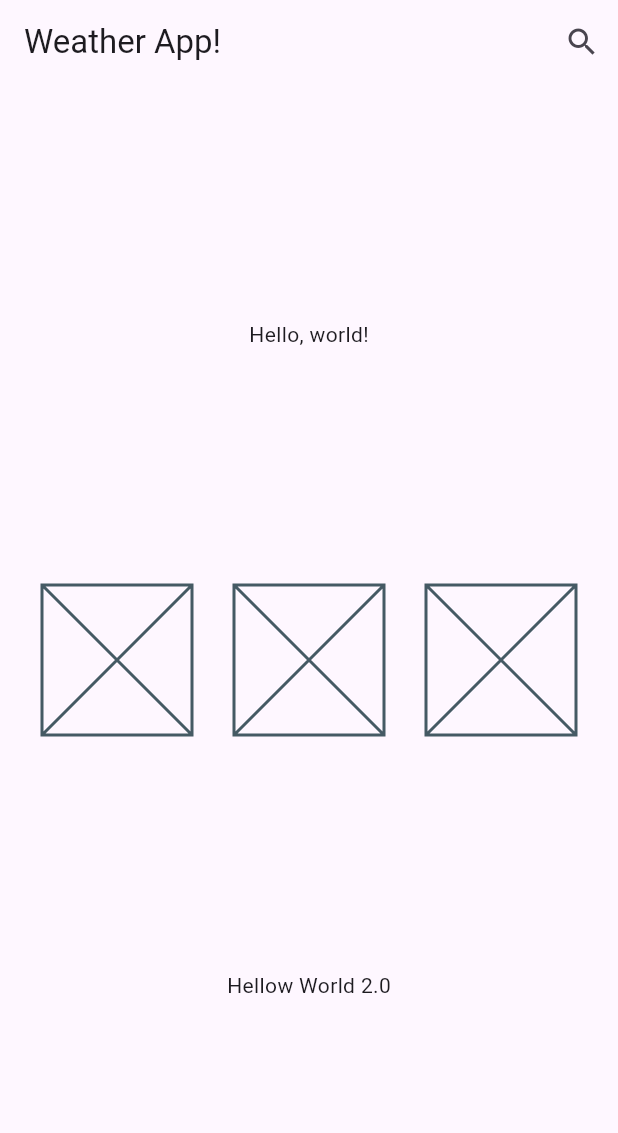
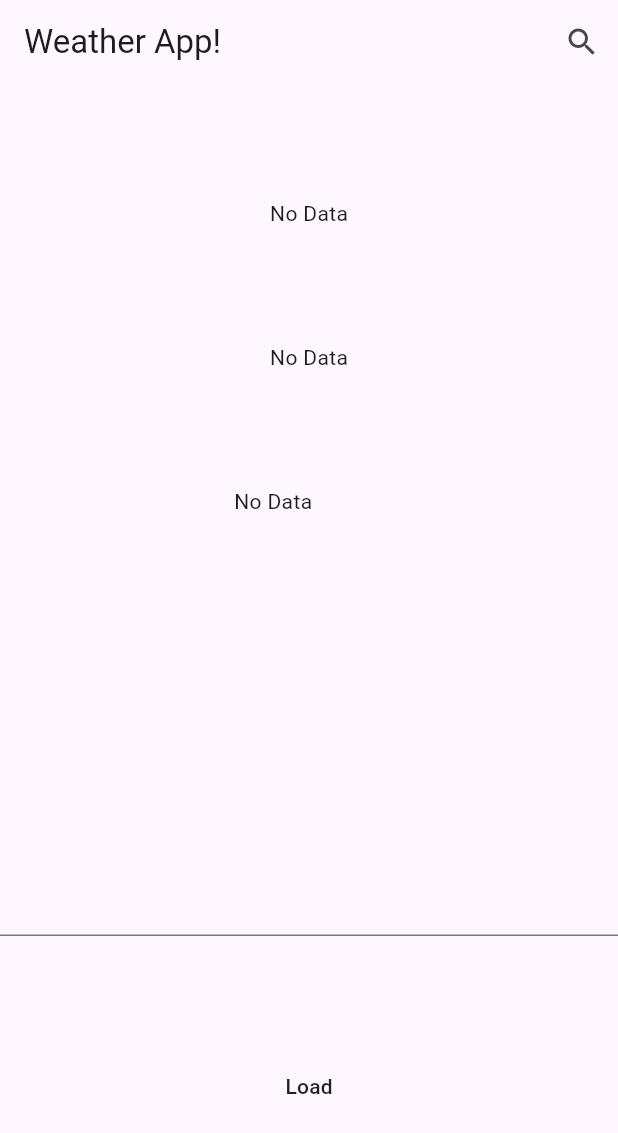
Before and after one commit to alexolsen13/WeatherApp, a Flutter app: the screen it shows after launch, on a phone screen of 412 x 824 dp. Shown: the top 1133 px of the screen. Run offline on Flutter 3.47's test engine with Material 3 defaults, Android fonts, the phone set to English and light mode, and no system bars; our stand-ins replace bloc, equatable, flutter_bloc.

```diff
--- a/lib/src/feauters/app/weather_app.dart
+++ b/lib/src/feauters/app/weather_app.dart
@@ -1,5 +1,8 @@
 import 'package:flutter/material.dart';
+import 'package:flutter_bloc/flutter_bloc.dart';
+import 'package:flutter_weather/src/feauters/weather/bloc/weather_bloc.dart';
 import 'package:flutter_weather/src/feauters/weather/widgets/weather_screen.dart';
+
 
 class WeatherApp extends StatefulWidget {
   const WeatherApp({super.key});
@@ -11,6 +14,11 @@ class WeatherApp extends StatefulWidget {
 class _WeatherAppState extends State<WeatherApp> {
   @override
   Widget build(BuildContext context) {
-    return const MaterialApp(home: WeatherScreen(),);
+    return  MaterialApp(
+      home: BlocProvider(
+        create: (context) => WeatherBloc(),
+        child: const WeatherScreen(),
+      ),
+    );
   }
 }
--- a/lib/src/feauters/weather/data/weather_repository.dart
+++ b/lib/src/feauters/weather/data/weather_repository.dart
@@ -20,7 +20,7 @@ class WeatherRepository {
       location: location.name,
       condition: weather.weatherCode.toInt().toCondition,
       weatherCode: weather.weatherCode,
-      temperatureEntity: Temperature.fromJson({'value' : weather.temperature})
+      temperatureEntity: Temperature.fromJson(weather.temperature)
     );
   }
 }
--- a/lib/src/feauters/weather/widgets/weather_screen.dart
+++ b/lib/src/feauters/weather/widgets/weather_screen.dart
@@ -1,4 +1,7 @@
 import 'package:flutter/material.dart';
+import 'package:flutter_bloc/flutter_bloc.dart';
+import 'package:flutter_weather/src/feauters/weather/bloc/weather_bloc.dart';
+import 'package:flutter_weather/src/feauters/weather/data/models/models.dart';
 
 class WeatherScreen extends StatefulWidget {
   const WeatherScreen({super.key});
@@ -8,29 +11,77 @@ class WeatherScreen extends StatefulWidget {
 }
 
 class _WeatherScreenState extends State<WeatherScreen> {
+  late WeatherBloc _weatherBloc;
+  TextEditingController textController = TextEditingController();
+  Weather? weather;
+  bool isLoading = false;
+  String? error;
+
+  @override
+  void initState() {
+    super.initState();
+    _weatherBloc = BlocProvider.of<WeatherBloc>(context);
+  }
+
   @override
   Widget build(BuildContext context) {
-    return Scaffold(appBar: AppBar(
-      title: const Text("Weather App!"),
-      actions: [IconButton(onPressed: (){}, icon: const Icon(Icons.search_outlined))],
-    ),
-    body:
-       const Column(mainAxisAlignment: MainAxisAlignment.spaceEvenly,
-         children: [
-           Text('Hello, world!'),
-           Row(mainAxisAlignment: MainAxisAlignment.spaceEvenly, children: [
-            SizedBox(width: 100, height: 100, child: Placeholder(),),
-            SizedBox(width: 100, height: 100, child: Placeholder(),),
-            SizedBox(width: 100, height: 100, child: Placeholder(),),
-           ],),
-           Text("Hellow World 2.0")
-
-         ],
-       ),
-
-
+    return BlocBuilder<WeatherBloc, WeatherState>(
+      bloc: _weatherBloc,
+      builder: (context, state) {
+        if(state is WeatherLoading){
+          isLoading = true;
+          error = null;
+        }
+        if(state is WeatherLoaded){
+          isLoading = false;
+          weather = state.weatherData;
+          error = null;
+        }
+        if(state is WeatherError){
+          isLoading = false;
+          error = state.error;
+        }
+        return Scaffold(
+          appBar: AppBar(
+            title: const Text("Weather App!"),
+            actions: [
+              IconButton(
+                  onPressed: () {}, icon: const Icon(Icons.search_outlined))
+            ],
+          ),
+          body: Column(
+            mainAxisAlignment: MainAxisAlignment.spaceEvenly,
+            children: [
+               weather != null?
+               Text(weather!.location): const Text('No Data'),
+               weather != null?
+               Text(weather!.condition.name): const Text('No Data'),
+               Row(
+                mainAxisAlignment: MainAxisAlignment.spaceEvenly,
+                children: [
+                  SizedBox(
+                    width: 100,
+                    height: 100,
+                    child: weather != null?
+               Text(weather!.temperature.toString()): const Text('No Data'),
+                  ),
+                ],
+              ),
+               error != null?
+               Text(error!): const SizedBox.shrink(),
+               TextField(controller: textController,),
+              MaterialButton(
+                onPressed: () {
+                  if(textController.text.isNotEmpty){
+                    _weatherBloc.add(WeatherFetchEvent(textController.text));
+                  }
+                },
+                child: const Text('Load'),
+              )
+            ],
+          ),
+        );
+      },
     );
-
-
   }
 }
```
Also changed, not shown: lib/src/feauters/weather/data/models/weather.dart (+45 -3 lines).
